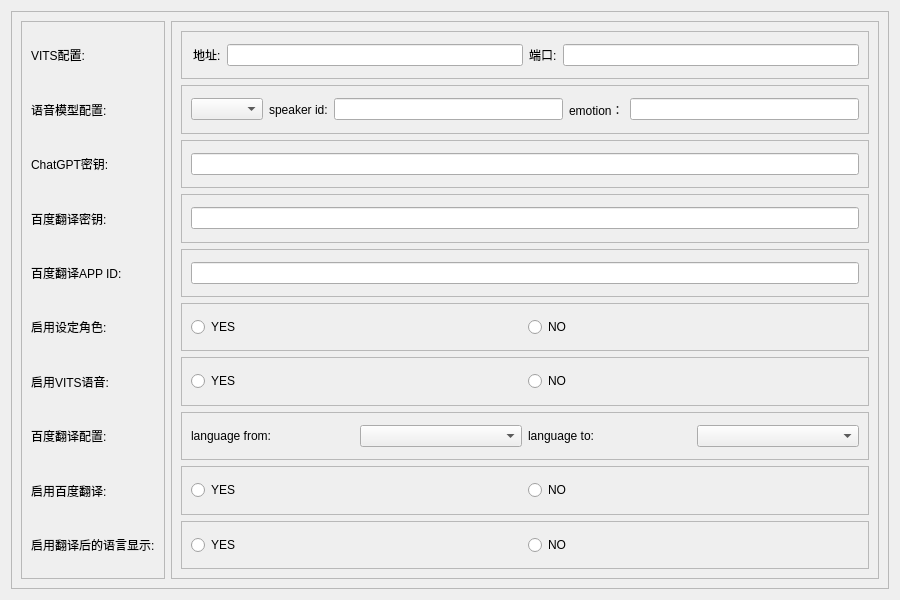
Qt form LogGpt/setdialogwidget.ui (log159/LogChat) before a commit.
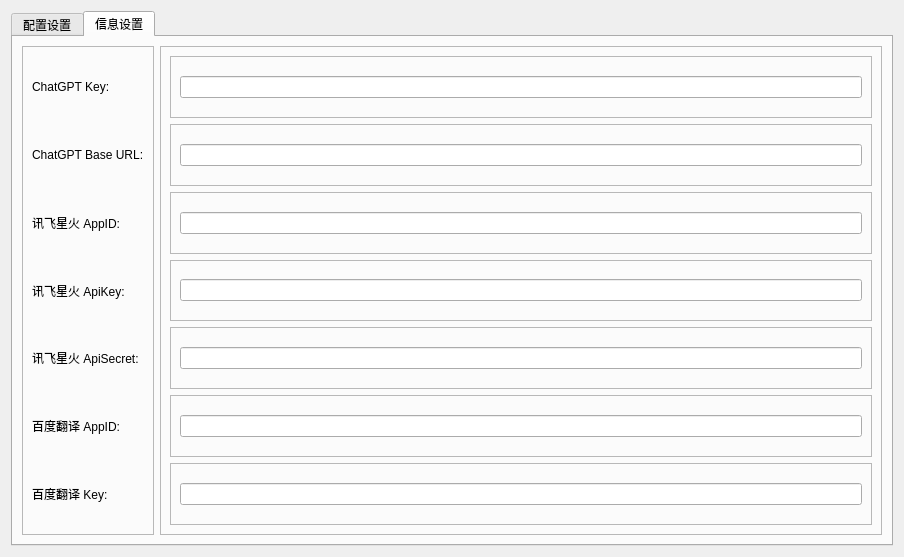
The same form after that commit. The open tabs and pages were chosen to show the change.

Patch:
```diff
--- a/LogGpt/setdialogwidget.ui
+++ b/LogGpt/setdialogwidget.ui
@@ -6,64 +6,58 @@
    <rect>
     <x>0</x>
     <y>0</y>
-    <width>900</width>
-    <height>600</height>
+    <width>904</width>
+    <height>557</height>
    </rect>
   </property>
   <property name="windowTitle">
    <string>Form</string>
   </property>
-  <layout class="QVBoxLayout" name="verticalLayout_3">
-   <item>
-    <widget class="QFrame" name="frame_main">
-     <property name="frameShape">
-      <enum>QFrame::StyledPanel</enum>
-     </property>
-     <property name="frameShadow">
-      <enum>QFrame::Raised</enum>
-     </property>
-     <layout class="QHBoxLayout" name="horizontalLayout_2">
-      <item>
-       <widget class="QFrame" name="frame_label">
-        <property name="frameShape">
-         <enum>QFrame::StyledPanel</enum>
-        </property>
-        <property name="frameShadow">
-         <enum>QFrame::Raised</enum>
-        </property>
         <layout class="QVBoxLayout" name="verticalLayout">
          <item>
+    <widget class="QTabWidget" name="tabWidget">
+     <property name="currentIndex">
+      <number>0</number>
+     </property>
+     <widget class="QWidget" name="tab_deploy">
+      <attribute name="title">
+       <string>配置设置</string>
+      </attribute>
+      <layout class="QHBoxLayout" name="horizontalLayout_2">
+       <item>
+        <widget class="QFrame" name="frame_label_deploy">
+         <property name="frameShape">
+          <enum>QFrame::StyledPanel</enum>
+         </property>
+         <property name="frameShadow">
+          <enum>QFrame::Raised</enum>
+         </property>
+         <layout class="QVBoxLayout" name="verticalLayout_7">
+          <item>
           <widget class="QLabel" name="label_vits">
            <property name="text">
-            <string>VITS配置:</string>
+             <string>VITS端口地址配置:</string>
            </property>
           </widget>
          </item>
          <item>
           <widget class="QLabel" name="label_vits_select">
            <property name="text">
-            <string>语音模型配置:</string>
+             <string>VITS模型配置:</string>
            </property>
           </widget>
          </item>
          <item>
-          <widget class="QLabel" name="label_gpt_key">
+           <widget class="QLabel" name="label_llm_set">
            <property name="text">
-            <string>ChatGPT密钥:</string>
+             <string>LLM模型配置:</string>
            </property>
           </widget>
          </item>
          <item>
-          <widget class="QLabel" name="label_baidu_key">
+           <widget class="QLabel" name="label_baidu_set">
            <property name="text">
-            <string>百度翻译密钥:</string>
-           </property>
-          </widget>
-         </item>
-         <item>
-          <widget class="QLabel" name="label_baidu_appid">
-           <property name="text">
-            <string>百度翻译APP ID:</string>
+             <string>百度翻译配置:</string>
            </property>
           </widget>
          </item>
@@ -81,13 +75,6 @@
            </property>
           </widget>
          </item>
-         <item>
-          <widget class="QLabel" name="label_baidu_set">
-           <property name="text">
-            <string>百度翻译配置:</string>
-           </property>
-          </widget>
-         </item>
          <item>
           <widget class="QLabel" name="label_baidu_enable">
            <property name="text">
@@ -113,8 +100,8 @@
         <property name="frameShadow">
          <enum>QFrame::Raised</enum>
         </property>
-        <layout class="QVBoxLayout" name="verticalLayout_2">
-         <item>
+         <layout class="QGridLayout" name="gridLayout">
+          <item row="0" column="0">
           <widget class="QFrame" name="frame_vits">
            <property name="frameShape">
             <enum>QFrame::StyledPanel</enum>
@@ -149,7 +136,7 @@
            </layout>
           </widget>
          </item>
-         <item>
+          <item row="1" column="0">
           <widget class="QFrame" name="frame_vits_select">
            <property name="frameShape">
             <enum>QFrame::StyledPanel</enum>
@@ -174,7 +161,7 @@
             <item>
              <widget class="QLabel" name="label_speaker_emotion">
               <property name="text">
-               <string>emotion：</string>
+                <string>emotion:</string>
               </property>
              </widget>
             </item>
@@ -184,52 +171,71 @@
            </layout>
           </widget>
          </item>
-         <item>
-          <widget class="QFrame" name="frame_gpt_key">
+          <item row="2" column="0">
+           <widget class="QFrame" name="frame_llm_set">
            <property name="frameShape">
             <enum>QFrame::StyledPanel</enum>
            </property>
            <property name="frameShadow">
             <enum>QFrame::Raised</enum>
            </property>
-           <layout class="QHBoxLayout" name="horizontalLayout_5">
+            <layout class="QHBoxLayout" name="horizontalLayout_12">
             <item>
-             <widget class="QLineEdit" name="lineEdit_gpt_key"/>
-            </item>
-           </layout>
+              <widget class="QRadioButton" name="radioButton_llm_chatgpt">
+               <property name="text">
+                <string>ChatGPT</string>
+               </property>
           </widget>
          </item>
          <item>
-          <widget class="QFrame" name="frame_baidu_key">
-           <property name="frameShape">
-            <enum>QFrame::StyledPanel</enum>
-           </property>
-           <property name="frameShadow">
-            <enum>QFrame::Raised</enum>
-           </property>
-           <layout class="QHBoxLayout" name="horizontalLayout_4">
+              <widget class="QComboBox" name="comboBox_llm_chatgpt"/>
+             </item>
+             <item>
+              <widget class="QRadioButton" name="radioButton_llm_xfxh">
+               <property name="text">
+                <string>讯飞星火</string>
+               </property>
+              </widget>
+             </item>
             <item>
-             <widget class="QLineEdit" name="lineEdit_baidu_key"/>
+              <widget class="QComboBox" name="comboBox_llm_xfxh"/>
             </item>
            </layout>
           </widget>
          </item>
-         <item>
-          <widget class="QFrame" name="frame_baidu_appid">
+          <item row="3" column="0">
+           <widget class="QFrame" name="frame_baidu_set">
            <property name="frameShape">
             <enum>QFrame::StyledPanel</enum>
            </property>
            <property name="frameShadow">
             <enum>QFrame::Raised</enum>
            </property>
-           <layout class="QHBoxLayout" name="horizontalLayout_3">
+            <layout class="QHBoxLayout" name="horizontalLayout_11">
             <item>
-             <widget class="QLineEdit" name="lineEdit_baidu_appid"/>
-            </item>
-           </layout>
+              <widget class="QLabel" name="label_baidu_from">
+               <property name="text">
+                <string>language from:</string>
+               </property>
+              </widget>
+             </item>
+             <item>
+              <widget class="QComboBox" name="comboBox_baidu_from"/>
+             </item>
+             <item>
+              <widget class="QLabel" name="label_baidu_to">
+               <property name="text">
+                <string>language to:</string>
+               </property>
           </widget>
          </item>
          <item>
+              <widget class="QComboBox" name="comboBox_baidu_to"/>
+             </item>
+            </layout>
+           </widget>
+          </item>
+          <item row="4" column="0">
           <widget class="QFrame" name="frame_config_enable">
            <property name="frameShape">
             <enum>QFrame::StyledPanel</enum>
@@ -255,7 +261,7 @@
            </layout>
           </widget>
          </item>
-         <item>
+          <item row="5" column="0">
           <widget class="QFrame" name="frame_sound_enable">
            <property name="frameShape">
             <enum>QFrame::StyledPanel</enum>
@@ -281,39 +287,7 @@
            </layout>
           </widget>
          </item>
-         <item>
-          <widget class="QFrame" name="frame_baidu_key_2">
-           <property name="frameShape">
-            <enum>QFrame::StyledPanel</enum>
-           </property>
-           <property name="frameShadow">
-            <enum>QFrame::Raised</enum>
-           </property>
-           <layout class="QHBoxLayout" name="horizontalLayout_11">
-            <item>
-             <widget class="QLabel" name="label_baidu_from">
-              <property name="text">
-               <string>language from:</string>
-              </property>
-             </widget>
-            </item>
-            <item>
-             <widget class="QComboBox" name="comboBox_baidu_from"/>
-            </item>
-            <item>
-             <widget class="QLabel" name="label_baidu_to">
-              <property name="text">
-               <string>language to:</string>
-              </property>
-             </widget>
-            </item>
-            <item>
-             <widget class="QComboBox" name="comboBox_baidu_to"/>
-            </item>
-           </layout>
-          </widget>
-         </item>
-         <item>
+          <item row="6" column="0">
           <widget class="QFrame" name="frame_baidu_enable">
            <property name="frameShape">
             <enum>QFrame::StyledPanel</enum>
@@ -339,7 +313,7 @@
            </layout>
           </widget>
          </item>
-         <item>
+          <item row="7" column="0">
           <widget class="QFrame" name="frame_baidu_show_enable">
            <property name="frameShape">
             <enum>QFrame::StyledPanel</enum>
@@ -369,6 +343,192 @@
        </widget>
       </item>
      </layout>
+     </widget>
+     <widget class="QWidget" name="tab_information">
+      <attribute name="title">
+       <string>信息设置</string>
+      </attribute>
+      <layout class="QHBoxLayout" name="horizontalLayout_14">
+       <item>
+        <widget class="QFrame" name="frame_label_information">
+         <property name="frameShape">
+          <enum>QFrame::StyledPanel</enum>
+         </property>
+         <property name="frameShadow">
+          <enum>QFrame::Raised</enum>
+         </property>
+         <layout class="QVBoxLayout" name="verticalLayout_8">
+          <item>
+           <widget class="QLabel" name="label_gpt_key">
+            <property name="text">
+             <string>ChatGPT Key:</string>
+            </property>
+           </widget>
+          </item>
+          <item>
+           <widget class="QLabel" name="label_gpt_url">
+            <property name="text">
+             <string>ChatGPT Base URL:</string>
+            </property>
+           </widget>
+          </item>
+          <item>
+           <widget class="QLabel" name="label_xfxh_appid">
+            <property name="text">
+             <string>讯飞星火 AppID:</string>
+            </property>
+           </widget>
+          </item>
+          <item>
+           <widget class="QLabel" name="label_xfxh_apikey">
+            <property name="text">
+             <string>讯飞星火 ApiKey:</string>
+            </property>
+           </widget>
+          </item>
+          <item>
+           <widget class="QLabel" name="label_xfxh_apisecret">
+            <property name="text">
+             <string>讯飞星火 ApiSecret:</string>
+            </property>
+           </widget>
+          </item>
+          <item>
+           <widget class="QLabel" name="label_baidu_appid">
+            <property name="text">
+             <string>百度翻译 AppID:</string>
+            </property>
+           </widget>
+          </item>
+          <item>
+           <widget class="QLabel" name="label_baidu_key">
+            <property name="text">
+             <string>百度翻译 Key:</string>
+            </property>
+           </widget>
+          </item>
+         </layout>
+        </widget>
+       </item>
+       <item>
+        <widget class="QFrame" name="frame_set_information">
+         <property name="frameShape">
+          <enum>QFrame::StyledPanel</enum>
+         </property>
+         <property name="frameShadow">
+          <enum>QFrame::Raised</enum>
+         </property>
+         <layout class="QGridLayout" name="gridLayout_2">
+          <item row="0" column="0">
+           <widget class="QFrame" name="frame_gpt_key">
+            <property name="frameShape">
+             <enum>QFrame::StyledPanel</enum>
+            </property>
+            <property name="frameShadow">
+             <enum>QFrame::Raised</enum>
+            </property>
+            <layout class="QHBoxLayout" name="horizontalLayout_5">
+             <item>
+              <widget class="QLineEdit" name="lineEdit_gpt_key"/>
+             </item>
+            </layout>
+           </widget>
+          </item>
+          <item row="1" column="0">
+           <widget class="QFrame" name="frame_gpt_url">
+            <property name="frameShape">
+             <enum>QFrame::StyledPanel</enum>
+            </property>
+            <property name="frameShadow">
+             <enum>QFrame::Raised</enum>
+            </property>
+            <layout class="QHBoxLayout" name="horizontalLayout_13">
+             <item>
+              <widget class="QLineEdit" name="lineEdit_gpt_url"/>
+             </item>
+            </layout>
+           </widget>
+          </item>
+          <item row="2" column="0">
+           <widget class="QFrame" name="frame_xfxh_appid">
+            <property name="frameShape">
+             <enum>QFrame::StyledPanel</enum>
+            </property>
+            <property name="frameShadow">
+             <enum>QFrame::Raised</enum>
+            </property>
+            <layout class="QVBoxLayout" name="verticalLayout_3">
+             <item>
+              <widget class="QLineEdit" name="lineEdit_xfxh_appid"/>
+             </item>
+            </layout>
+           </widget>
+          </item>
+          <item row="3" column="0">
+           <widget class="QFrame" name="frame_xfxh_apikey">
+            <property name="frameShape">
+             <enum>QFrame::StyledPanel</enum>
+            </property>
+            <property name="frameShadow">
+             <enum>QFrame::Raised</enum>
+            </property>
+            <layout class="QVBoxLayout" name="verticalLayout_5">
+             <item>
+              <widget class="QLineEdit" name="lineEdit_xfxh_apikey"/>
+             </item>
+            </layout>
+           </widget>
+          </item>
+          <item row="4" column="0">
+           <widget class="QFrame" name="frame_xfxh_apisecret">
+            <property name="frameShape">
+             <enum>QFrame::StyledPanel</enum>
+            </property>
+            <property name="frameShadow">
+             <enum>QFrame::Raised</enum>
+            </property>
+            <layout class="QVBoxLayout" name="verticalLayout_4">
+             <item>
+              <widget class="QLineEdit" name="lineEdit_xfxh_apisecret"/>
+             </item>
+            </layout>
+           </widget>
+          </item>
+          <item row="5" column="0">
+           <widget class="QFrame" name="frame_baidu_appid">
+            <property name="frameShape">
+             <enum>QFrame::StyledPanel</enum>
+            </property>
+            <property name="frameShadow">
+             <enum>QFrame::Raised</enum>
+            </property>
+            <layout class="QHBoxLayout" name="horizontalLayout_3">
+             <item>
+              <widget class="QLineEdit" name="lineEdit_baidu_appid"/>
+             </item>
+            </layout>
+           </widget>
+          </item>
+          <item row="6" column="0">
+           <widget class="QFrame" name="frame_baidu_key">
+            <property name="frameShape">
+             <enum>QFrame::StyledPanel</enum>
+            </property>
+            <property name="frameShadow">
+             <enum>QFrame::Raised</enum>
+            </property>
+            <layout class="QHBoxLayout" name="horizontalLayout_4">
+             <item>
+              <widget class="QLineEdit" name="lineEdit_baidu_key"/>
+             </item>
+            </layout>
+           </widget>
+          </item>
+         </layout>
+        </widget>
+       </item>
+      </layout>
+     </widget>
     </widget>
    </item>
   </layout>
```
Left out of the diff: 2 changed lines with no effect on the pictures. Lines whose indentation alone changed are shown as unchanged.
